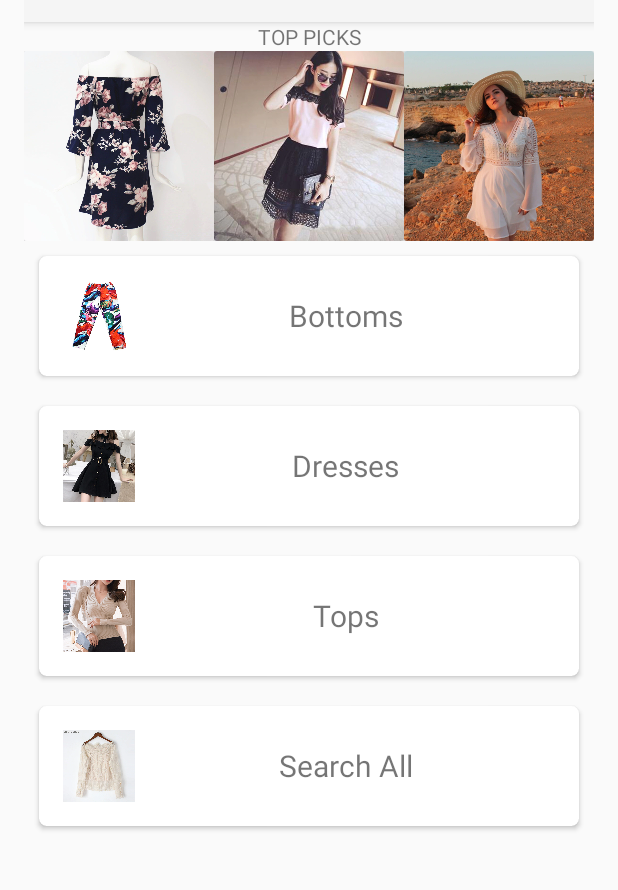
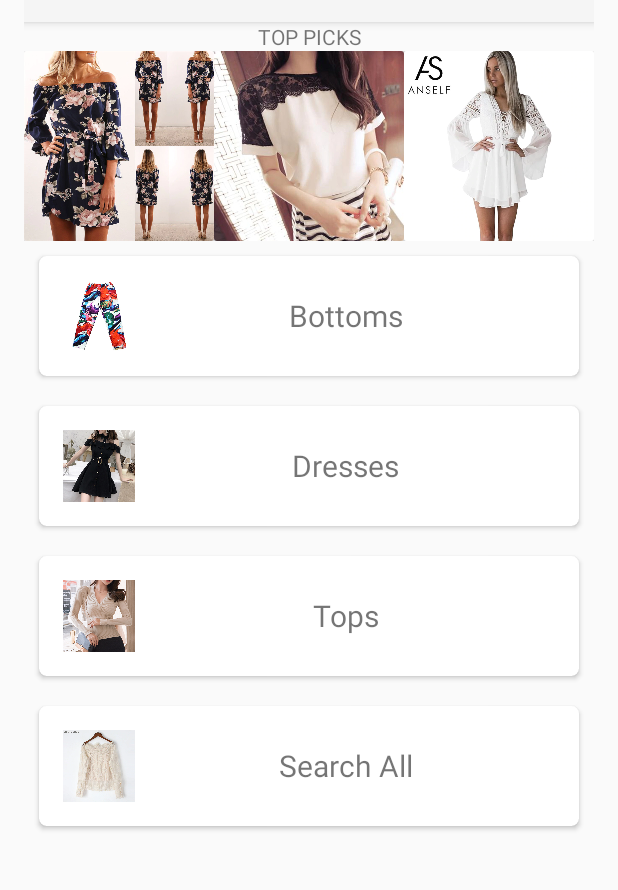
Before and after one commit to AngelaLH/ClothesShoppingApp, an Android app: the screen it shows after launch (MainActivity), on a phone screen of 412 x 824 dp, the part 86-976 px from its top. Run offline under Robolectric (Android 15) with nearby library versions, the phone set to English and light mode, and no system bars.

```diff
--- a/Clothing/app/src/main/java/com/example/clothesshopping/ClothingItem.java
+++ b/Clothing/app/src/main/java/com/example/clothesshopping/ClothingItem.java
@@ -5,12 +5,14 @@ public class ClothingItem {
     private String[] mImagefilenames; //each clothing item has 3 images
     private String mClotheName;
     private String mPrice;
+    private String mDesc;
     private int mOrders;
-    public ClothingItem(String[] Imagefilenames, String ClothesName, String Price, Integer Orders) {
+    public ClothingItem(String[] Imagefilenames, String ClothesName, String Price, Integer Orders, String Desc) {
         mImagefilenames = Imagefilenames;
         mClotheName = ClothesName;
         mPrice = Price;
         mOrders = Orders;
+        mDesc = Desc;
     }
     public String getImagefilename() {
         return mImagefilenames[0];
@@ -25,4 +27,7 @@ public class ClothingItem {
     public int getOrders() {
         return mOrders;
     }
+    public String getDesc() {
+        return mDesc;
+    }
 }
--- a/Clothing/app/src/main/java/com/example/clothesshopping/DataProvider.java
+++ b/Clothing/app/src/main/java/com/example/clothesshopping/DataProvider.java
@@ -14,38 +14,49 @@ public class DataProvider {
         ArrayList BottomNames = new ArrayList<String>();
         ArrayList BottomPrices = new ArrayList<String>();
         ArrayList BottomOrders = new ArrayList<Integer>();
+        ArrayList BottomDesc = new ArrayList<String>();
         BottomNames.add("5XL High Waist Jeans");
         BottomPrices.add("15.99");
         BottomOrders.add(23);
+        BottomDesc.add("Dark blue jeans with a stretchy waist that go up to size 5XL. Perfect for any season!");
         BottomNames.add("Summer Floral Print Pants");
         BottomPrices.add("16.99");
         BottomOrders.add(34);
+        BottomDesc.add("Are you a summery person? Then these pants are for you! With a cute wakcy pattern, these pants are great with a nice plain white shirt");
         BottomNames.add("CamkKemsey Japanese Harauku Casual Pants");
         BottomPrices.add("20.99");
         BottomOrders.add(90);
+        BottomDesc.add("Japanese style with a high tieable waist for maximum comfort");
         BottomNames.add("Hip Hop High Waist Pants");
         BottomPrices.add("11.99");
         BottomOrders.add(35);
+        BottomDesc.add("you are not a true hip hop fan if you don't have these pants. They are black pants with pockets for everyday use");
         BottomNames.add("Embroidery Denim Pants");
         BottomPrices.add("12.99");
         BottomOrders.add(110);
+        BottomDesc.add("a lovely cute pastel purple colour with a cute cartoon feature on the ankles");
         BottomNames.add("High Waist Leisure");
         BottomPrices.add("13.99");
         BottomOrders.add(167);
+        BottomDesc.add("comfortable yet stylish white pants suitable for a qide range of activities. Great paired with high top sneakers");
         BottomNames.add("Jierlur Shorts");
         BottomPrices.add("19.99");
         BottomOrders.add(123);
+        BottomDesc.add("White Shorts that come with a D buckle belt making them that little bit more stylish");
         BottomNames.add("Vintage Leopard Print");
         BottomPrices.add("13.99");
         BottomOrders.add(33);
+        BottomDesc.add("This vintage skirt is perfect for any season, and will make you look elegant for any occasion.");
         BottomNames.add("Black Elastic Waist Skirt");
         BottomPrices.add("15.99");
         BottomOrders.add(234);
+        BottomDesc.add("A lovely girly stretchy black skirt, suitable for going out or as a casual skirt. Pair with black boots for ultimate style!");
         BottomNames.add("Tangada Black Suit Pants");
         BottomPrices.add("30.99");
         BottomOrders.add(45);
+        BottomDesc.add("Struggling to pick out your work pants? Struggle no more! These lovely suit pants come with a belt for eas of fit, and will suit well with any work blouse");
 
-        return new Object[]{BottomNames, BottomPrices, BottomOrders};
+        return new Object[]{BottomNames, BottomPrices, BottomOrders, BottomDesc};
     }
 
     public static ArrayList<ClothingItem> getBottoms() {
@@ -53,18 +64,21 @@ public class DataProvider {
         ArrayList BottomsName;
         ArrayList BottomsPrice;
         ArrayList BottomsOrders;
+        ArrayList BottomsDesc;
         Object[] Bottoms = generateBottoms();
         BottomsName = (ArrayList) Bottoms[0];
         BottomsPrice = (ArrayList) Bottoms[1];
         BottomsOrders = (ArrayList) Bottoms[2];
+        BottomsDesc = (ArrayList) Bottoms[3];
         int index = 0;
         for (int i = 1; i < 30; i=i+3)
         {
-            String[] images = new String[]{"bottom_" + String.valueOf(i), "bottom_" + String.valueOf(i+1), "bottom_" + String.valueOf(i+2)};
+            String[] images = new String[]{"bottom_" + String.valueOf(i+2), "bottom_" + String.valueOf(i+1), "bottom_" + String.valueOf(i)};
             String name = (String) BottomsName.get(index);
             String price = "$" +(String) BottomsPrice.get(index);
             Integer orders = (Integer) BottomsOrders.get(index);
-            ClothingItem c =new ClothingItem(images, name, price, orders);
+            String desc = (String) BottomsDesc.get(index);
+            ClothingItem c =new ClothingItem(images, name, price, orders, desc);
             BottomList.add(c);
             index++;
         }
@@ -76,38 +90,49 @@ public class DataProvider {
         ArrayList TopNames = new ArrayList<String>();
         ArrayList TopPrices = new ArrayList<String>();
         ArrayList TopOrders = new ArrayList<Integer>();
+        ArrayList TopDesc = new ArrayList<String>();
         TopNames.add("Deep V Neck Sweater");
         TopPrices.add("20.99");
         TopOrders.add(55);
+        TopDesc.add("Lovely elegant sweater that pairs well with a dainty necklace. Has a stretchy waist so is able to fit many sizes");
         TopNames.add("Black Blouse");
         TopPrices.add("21.99");
         TopOrders.add(234);
+        TopDesc.add("Black blouse with a see-through detail on the shoulders increasing the elegance of the piece");
         TopNames.add("White Pink Long Sleeve Turtleneck Sweater");
         TopPrices.add("22.99");
         TopOrders.add(23);
+        TopDesc.add("A two toned turtleneck for ultimate warmth and style during fall and spring. Perfect with a coffee!");
         TopNames.add("Dingaozlz Ruffles Lace Blouse");
         TopPrices.add("25.99");
         TopOrders.add(34);
+        TopDesc.add("Beautiful Lace Blouse. A lightweight material perfect for summer. Great for casual and formal wear");
         TopNames.add("Elegant Embroidery Long Sleeve");
         TopPrices.add("18.99");
         TopOrders.add(189);
+        TopDesc.add("Lovely long sleeve embroided shirt to spice up the usual plain white shirt. Great tucked in to a skirt or jeans");
         TopNames.add("Korean Fashion - Short Sleeve Pink Lacey Blouse");
         TopPrices.add("40.99");
         TopOrders.add(347);
+        TopDesc.add("A cute short sleeve pink lacey blouse for added detail to increase the elegance of any outfit.");
         TopNames.add("Casual Office Shirt");
         TopPrices.add("30.99");
         TopOrders.add(78);
+        TopDesc.add("A cute casual office shirt that is great for any fancy skirt or pants for work");
         TopNames.add("Autumn Fashion Off Shoulder Lace Top");
         TopPrices.add("35.99");
         TopOrders.add(99);
+        TopDesc.add("Lovely elegant off the shoulder lace top, great to increase the elegance of any outfit");
         TopNames.add("Autumn Winter Korwan Kawaii Cute Lace");
         TopPrices.add("12.99");
         TopOrders.add(87);
+        TopDesc.add("Cute sweater with lace details on the collar and sleeves");
         TopNames.add("V Neck, Short-Sleeve, Knitted Slim Top");
         TopPrices.add("11.99");
         TopOrders.add(123);
+        TopDesc.add("Cute rainbow v neck knitted top with button details. Lovely with a pair of blue jeans");
 
-        return new Object[]{TopNames, TopPrices, TopOrders};
+        return new Object[]{TopNames, TopPrices, TopOrders, TopDesc};
     }
 
     public static ArrayList<ClothingItem> getTops() {
@@ -115,19 +140,22 @@ public class DataProvider {
         ArrayList TopNames;
         ArrayList TopPrices;
         ArrayList TopOrders;
+        ArrayList TopDesc;
         Object[] Tops = generateTops();
         TopNames = (ArrayList) Tops[0];
         TopPrices = (ArrayList) Tops[1];
         TopOrders= (ArrayList) Tops[2];
+        TopDesc = (ArrayList) Tops[3];
 
         int index = 0;
         for (int i = 1; i < 30; i=i+3)
         {
-            String[] images = new String[]{"top_" + String.valueOf(i), "top_" + String.valueOf(i+1), "top_" + String.valueOf(i+2)};
+            String[] images = new String[]{"top_" + String.valueOf(i+2), "top_" + String.valueOf(i+1), "top_" + String.valueOf(i)};
             String name = (String) TopNames.get(index);
             String price = "$" + (String) TopPrices.get(index);
             Integer orders = (Integer) TopOrders.get(index);
-            ClothingItem c =new ClothingItem(images, name, price, orders);
+            String desc = (String) TopDesc.get(index);
+            ClothingItem c =new ClothingItem(images, name, price, orders, desc);
             TopList.add(c);
             index++;
         }
@@ -139,38 +167,49 @@ public class DataProvider {
         ArrayList DressNames = new ArrayList<String>();
         ArrayList DressPrices = new ArrayList<String>();
         ArrayList DressOrders = new ArrayList<Integer>();
+        ArrayList DressDesc = new ArrayList<String>();
         DressNames.add("Summer Shirt Style Black Dress");
         DressPrices.add("18.99");
         DressOrders.add(24);
+        DressDesc.add("Cute black dress with a cut out shoulder detail, buttons and a buckle belt giving the dress a cute casual style");
         DressNames.add("Floral Print Vintage Dress");
         DressPrices.add("19.99");
         DressOrders.add(11);
+        DressDesc.add("Lovely ruffled vintage dress with floral details great for spring");
         DressNames.add("Mini Casual Shirt Dress");
         DressPrices.add("10.99");
         DressOrders.add(45);
+        DressDesc.add("A casual but stylish long sleeve shirt dress with a waist gathering detail");
         DressNames.add("Sweet Lace White Dress");
         DressPrices.add("11.99");
         DressOrders.add(124);
+        DressDesc.add("An off the shoulder lace dress perfect for a casual summer look");
         DressNames.add("Off Shoulder High Waist V neck Casual Dress");
         DressPrices.add("18.99");
         DressOrders.add(99);
+        DressDesc.add("A cute v neck summer dress with a lovely mustard colouring. A great trendy and girly look");
         DressNames.add("White Mini Chiffon Dress");
         DressPrices.add("25.99");
         DressOrders.add(242);
+        DressDesc.add("Lovely chiffon dress made of a light material suitable for summer.");
         DressNames.add("Summer Beach Polka Dot Dress");
         DressPrices.add("30.99");
         DressOrders.add(53);
+        DressDesc.add("Cute polka dot dress with a belt to accentuate the waist.");
         DressNames.add("Summer Beach Casual Slim Dress");
         DressPrices.add("25.99");
         DressOrders.add(23);
+        DressDesc.add("Cute slim casual dress with polkadot details with a high neckline");
         DressNames.add("Korean Autumn Floral Long Sleeve Print Dress");
         DressPrices.add("22.99");
         DressOrders.add(124);
+        DressDesc.add("Cute floral long sleeve dress with a cute tie up collar and waist details. The floral details make the dress perfect for autumn and spring");
         DressNames.add("Off Shoulder Floral Print Chiffon Dress");
         DressPrices.add("23.99");
         DressOrders.add(653);
+        DressDesc.add("Cute off the shoulder dress with larger flower features and an H line shape");
 
-        return new Object[]{DressNames, DressPrices, DressOrders};
+        return new Object[]{DressNames, DressPrices, DressOrders, DressDesc};
     }
 
     public static ArrayList<ClothingItem> getDresses() {
@@ -178,18 +217,21 @@ public class DataProvider {
         ArrayList DressNames;
         ArrayList DressPrices;
         ArrayList DressOrders;
+        ArrayList DressDesc;
         Object[] Dress = generateDresses();
         DressNames = (ArrayList) Dress[0];
         DressPrices = (ArrayList) Dress[1];
         DressOrders = (ArrayList) Dress[2];
+        DressDesc = (ArrayList) Dress[3];
         int index = 0;
         for (int i = 1; i < 30; i=i+3)
         {
-            String[] images = new String[]{"dress_" + String.valueOf(i), "dress_" + String.valueOf(i+1), "dress_" + String.valueOf(i+2)};
+            String[] images = new String[]{"dress_" + String.valueOf(i+2), "dress_" + String.valueOf(i+1), "dress_" + String.valueOf(i)};
             String name = (String) DressNames.get(index);
             String price = "$" + (String) DressPrices.get(index);
             Integer orders = (Integer) DressOrders.get(index);
-            ClothingItem c =new ClothingItem(images, name, price, orders);
+            String desc = (String) DressDesc.get(index);
+            ClothingItem c =new ClothingItem(images, name, price, orders, desc);
             DressList.add(c);
             index++;
         }
--- a/Clothing/app/src/main/java/com/example/clothesshopping/DetailActivity.java
+++ b/Clothing/app/src/main/java/com/example/clothesshopping/DetailActivity.java
@@ -21,16 +21,19 @@ public class DetailActivity extends AppCompatActivity {
 
         sampleImages = intent.getStringArrayExtra(EXTRA_URL);
         String clotheName = intent.getStringExtra(EXTRA_CREATOR);
+        String desc = intent.getStringExtra(EXTRA_DESC);
         String price = intent.getStringExtra(EXTRA_LIKES);
         String orders = String.valueOf(intent.getIntExtra(EXTRA_ORDERS,0));
 
         TextView textViewClotheName = findViewById(R.id.text_view_creator_detail);
         TextView textViewPrice = findViewById(R.id.text_view_like_detail);
         TextView textViewOrders = findViewById(R.id.text_view_order_detail);
+        TextView textViewDesc = findViewById(R.id.text_view_desc_detail);
 
         textViewClotheName.setText(clotheName);
         textViewPrice.setText("Price: " + price);
         textViewOrders.setText("Orders: " + orders);
+        textViewDesc.setText(desc);
 
         carouselView = findViewById(R.id.carouselView);
         carouselView.setPageCount(sampleImages.length);
--- a/Clothing/app/src/main/java/com/example/clothesshopping/ListActivity.java
+++ b/Clothing/app/src/main/java/com/example/clothesshopping/ListActivity.java
@@ -21,6 +21,7 @@ public class ListActivity extends AppCompatActivity implements ExampleAdapter.On
     public static final String EXTRA_CREATOR = "creatorName";
     public static final String EXTRA_LIKES = "likeCount";
     public static final String EXTRA_ORDERS = "orderCount";
+    public static final String EXTRA_DESC = "desc";
     private RecyclerView mRecyclerView;
     private ExampleAdapter mExampleAdapter;
     private ArrayList<ClothingItem> ClothingList;
@@ -97,6 +98,7 @@ public class ListActivity extends AppCompatActivity implements ExampleAdapter.On
         detailIntent.putExtra(EXTRA_CREATOR, clickedItem.getClotheName());
         detailIntent.putExtra(EXTRA_LIKES, clickedItem.getPrice());
         detailIntent.putExtra(EXTRA_ORDERS, clickedItem.getOrders());
+        detailIntent.putExtra(EXTRA_DESC, clickedItem.getDesc());
         startActivity(detailIntent);
     }
 
--- a/Clothing/app/src/main/res/layout/activity_detail.xml
+++ b/Clothing/app/src/main/res/layout/activity_detail.xml
@@ -46,4 +46,12 @@
             android:layout_marginStart="16dp"
             android:text="Orders: "
             android:textSize="30sp" />
+    <TextView
+            android:id="@+id/text_view_desc_detail"
+            android:layout_width="wrap_content"
+            android:layout_height="wrap_content"
+            android:layout_marginEnd="16dp"
+            android:layout_marginStart="16dp"
+            android:text="Orders: "
+            android:textSize="20sp" />
 </LinearLayout>
```
